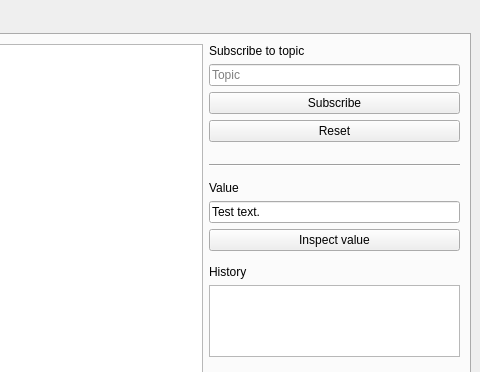
Above: mainwindow.ui from petak5/ICP before the change; both pictures show x 320 to 800 and y 0 to 372 of the 800 by 632 pixel window. Below: the same form after it.
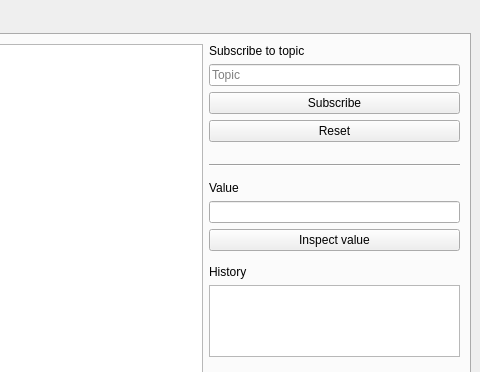
That is the form after the change.

Commit message: Wire up tree and value history list

Diff of the .ui file:
```diff
--- a/mainwindow.ui
+++ b/mainwindow.ui
@@ -127,7 +127,7 @@
             <item>
              <widget class="QLineEdit" name="valueTextField">
               <property name="text">
-               <string>Test text.</string>
+               <string/>
               </property>
               <property name="readOnly">
                <bool>true</bool>
```
The commit also changes 2 other files.
